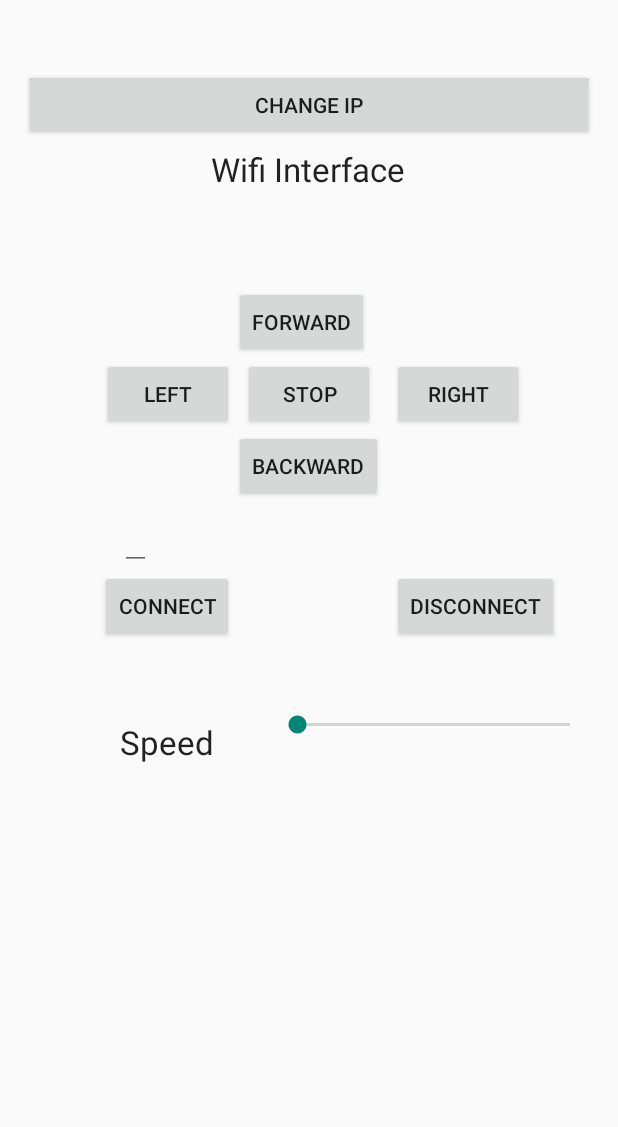
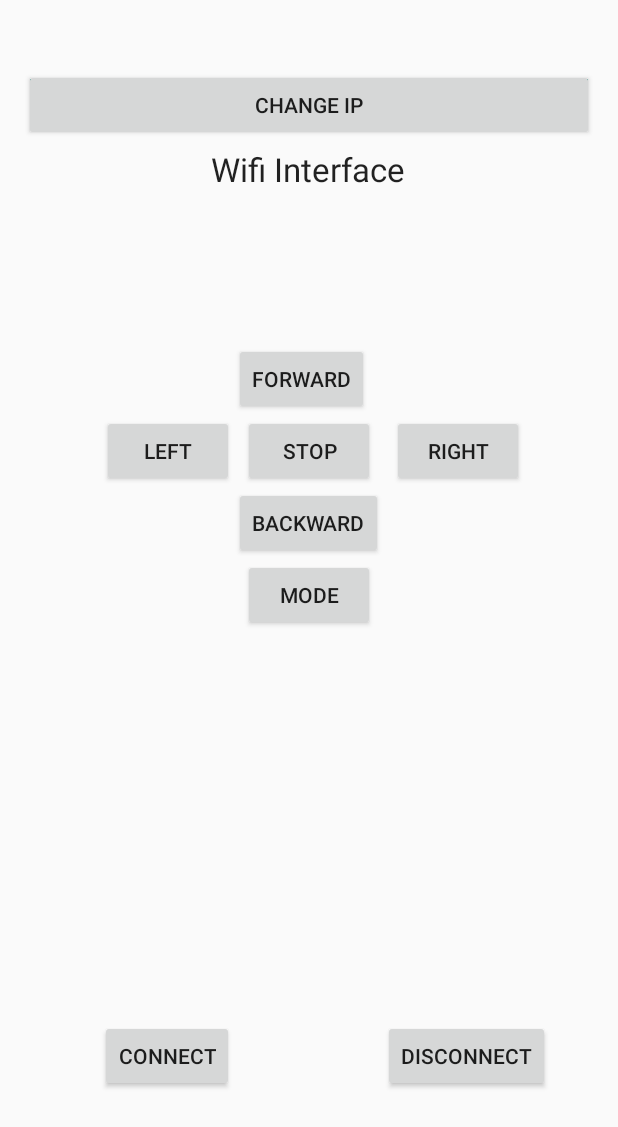
Before and after one commit to typelogical/CSE541Robotics, an Android app: the screen it shows after launch (MainActivity), on a phone screen of 412 x 824 dp. Shown: the top 1127 px of the screen. Run offline under Robolectric (Android 15) with nearby library versions, the phone set to English and light mode, and no system bars.

```diff
--- a/app/src/main/res/layout/activity_main.xml
+++ b/app/src/main/res/layout/activity_main.xml
@@ -37,11 +37,11 @@
         android:layout_height="wrap_content"
         android:text="forward"
         android:id="@+id/forwardButton"
-        android:layout_marginTop="63dp"
-        tools:ignore="HardcodedText"
+        android:layout_marginTop="101dp"
         android:layout_below="@+id/header"
-        android:layout_toRightOf="@+id/leftButton"
-        android:layout_toEndOf="@+id/leftButton" />
+        android:layout_alignLeft="@+id/backwardButton"
+        android:layout_alignStart="@+id/forwardButton"
+        tools:ignore="HardcodedText" />
 
     <Button
         android:layout_width="wrap_content"
@@ -77,49 +77,40 @@
     <Button
         android:layout_width="wrap_content"
         android:layout_height="wrap_content"
+        android:text="Mode"
+        android:id="@+id/modeButton"
+        android:layout_below="@+id/backwardButton"
+        android:layout_centerHorizontal="true"
+        tools:ignore="HardcodedText"/>
+
+    <Button
+        android:layout_width="wrap_content"
+        android:layout_height="wrap_content"
         android:text="Connect"
         android:id="@+id/connectButton"
-        tools:ignore="HardcodedText"
-        android:layout_below="@+id/editText"
+        android:layout_marginBottom="80dp"
+        android:layout_alignParentBottom="true"
         android:layout_toLeftOf="@+id/backwardButton"
-        android:layout_toStartOf="@+id/backwardButton" />
+        android:layout_toStartOf="@+id/backwardButton"
+        tools:ignore="HardcodedText"/>
 
     <Button
         android:layout_width="wrap_content"
         android:layout_height="wrap_content"
         android:text="Disconnect"
         android:id="@+id/disconnectButton"
-        tools:ignore="HardcodedText"
-        android:layout_alignBaseline="@+id/connectButton"
-        android:layout_alignBottom="@+id/connectButton"
-        android:layout_alignLeft="@+id/rightButton"
-        android:layout_alignStart="@+id/rightButton" />
+        android:layout_alignTop="@+id/connectButton"
+        android:layout_toRightOf="@+id/backwardButton"
+        android:layout_toEndOf="@+id/backwardButton"
+        tools:ignore="HardcodedText"/>
 
     <GridLayout
         android:layout_width="fill_parent"
         android:layout_height="fill_parent"
         android:layout_below="@+id/disconnectButton"
-        tools:ignore="UselessLeaf"
-        android:rowCount="1"
-        android:columnCount="102"
-        android:layout_toRightOf="@+id/editText"
-        android:layout_toEndOf="@+id/editText"
-        android:orientation="horizontal">
-
-        <SeekBar
-            android:layout_width="214dp"
-            android:layout_height="wrap_content"
-            android:id="@+id/skbrSpeedBar"
-            android:layout_below="@+id/header"
-            android:layout_toLeftOf="@+id/seekBar"
-            android:layout_toStartOf="@+id/seekBar"
-            android:layout_marginTop="46dp"
-            android:layout_row="0"
-            android:layout_column="101"
-            android:indeterminate="false"
-            android:max="100"
-            android:progress="0" />
-    </GridLayout>
+        android:layout_alignParentLeft="true"
+        android:layout_alignParentStart="true"
+        tools:ignore="UselessLeaf"/>
 
     <Button
         android:layout_width="wrap_content"
@@ -129,34 +120,4 @@
         android:layout_alignTop="@+id/rightButton"
         android:layout_centerHorizontal="true"
         tools:ignore="HardcodedText"/>
-
-    <SeekBar
-        android:layout_width="wrap_content"
-        android:layout_height="wrap_content"
-        android:id="@+id/seekBar"
-        android:layout_alignTop="@+id/header"
-        android:layout_alignParentRight="true"
-        android:layout_alignParentEnd="true" />
-
-    <EditText
-        android:layout_width="wrap_content"
-        android:layout_height="wrap_content"
-        android:id="@+id/editText"
-        android:layout_below="@+id/backwardButton"
-        android:layout_toLeftOf="@+id/header"
-        android:layout_toStartOf="@+id/header"
-        android:layout_marginRight="40dp"
-        android:layout_marginEnd="40dp" />
-
-    <TextView
-        android:layout_width="wrap_content"
-        android:layout_height="wrap_content"
-        android:textAppearance="?android:attr/textAppearanceLarge"
-        android:text="Speed"
-        android:id="@+id/speedLabel"
-        android:layout_below="@+id/connectButton"
-        android:layout_alignLeft="@+id/editText"
-        android:layout_alignStart="@+id/editText"
-        android:layout_marginTop="52dp" />
-
 </RelativeLayout>
--- a/app/src/main/res/values/strings.xml
+++ b/app/src/main/res/values/strings.xml
@@ -5,7 +5,4 @@
     <string name="hello_world">Hello world!</string>
     <string name="action_settings">Settings</string>
 
-    <string name="connectionErrDialogTitle">Connection Error</string>
-    <string name="noConnMsg">Not connected to Wifi. Please connect to Wifi.</string>
-    <string name="posBtnTxt">Okay</string>
 </resources>
```
Also changed, not shown: app/src/main/java/csusb/cse541/william/cse541robotics/MainActivity.java (+146 -54 lines), app/src/main/java/csusb/cse541/william/cse541robotics/WifiController.java (+2 -5 lines).
